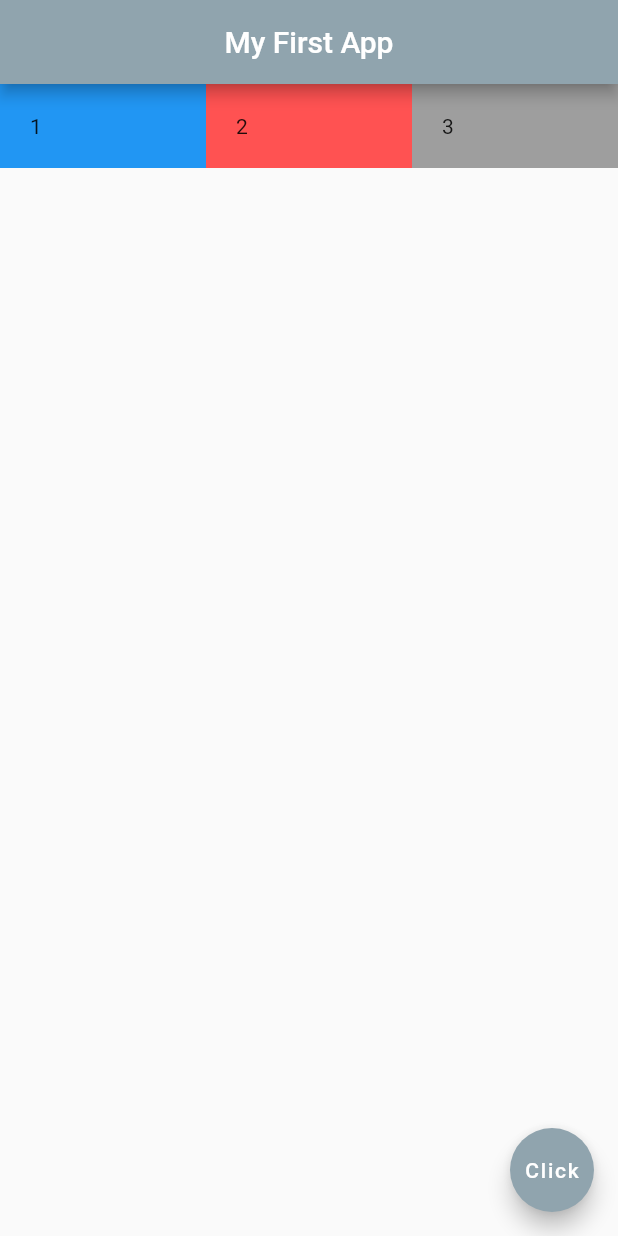
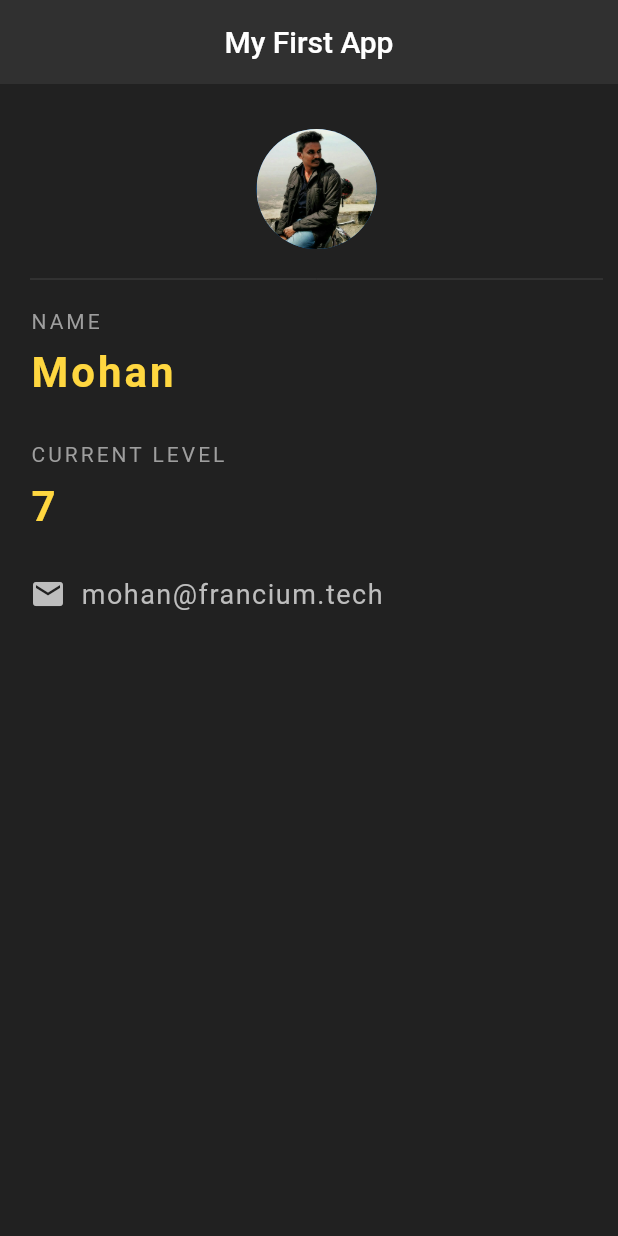
Before and after one commit to mohanhari/Date-And-TIme-App, a Flutter app: the screen it shows after launch, on a phone screen of 412 x 824 dp. Run offline on Flutter 3.47's test engine with Material 2 defaults, Android fonts, the phone set to English and light mode, and no system bars.

Commit message:
Initail use of all widgets and designed a static page

```diff
--- a/lib/main.dart
+++ b/lib/main.dart
@@ -9,40 +9,83 @@ class Home extends StatelessWidget {
   @override
   Widget build(BuildContext context) {
     return Scaffold(
+      backgroundColor: Colors.grey[900],
       appBar: AppBar(
         title: Text('My First App'),
         centerTitle: true,
-        backgroundColor: Colors.blueGrey[300],
+        backgroundColor: Colors.grey[850],
+        elevation: 0.0,
       ),
-      body: Row(
+      body: Padding(
+        padding: EdgeInsets.fromLTRB(20.0, 30.0, 10.0, 0.0),
+        child: Column(
+          crossAxisAlignment: CrossAxisAlignment.start,
           children: <Widget>[
-          Expanded(
-            child: Container(
-              child: Text('1'),
-              padding: EdgeInsets.all(20.0),
-              color: Colors.blue,
+            Center(
+              child: CircleAvatar(
+                backgroundImage: AssetImage('assets/image-1.jpeg'),
+                radius: 40.0,
               ),
             ),
-          Expanded(
-            child: Container(
-              child: Text('2'),
-              padding: EdgeInsets.all(20.0),
-              color: Colors.redAccent,
+            Divider(
+              height: 40.0,
+              color: Colors.grey[800],
+            ),
+            Text(
+              'NAME',
+              style: TextStyle(
+                color: Colors.grey,
+                letterSpacing: 2.0,
               ),
             ),
-          Expanded(
-            child: Container(
-              child: Text('3'),
-              padding: EdgeInsets.all(20.0),
-              color: Colors.grey,
+            SizedBox(height: 10.0),
+            Text(
+              'Mohan',
+              style: TextStyle(
+                color: Colors.amberAccent,
+                letterSpacing: 2.0,
+                fontSize: 28.0,
+                fontWeight: FontWeight.bold,
               ),
             ),
+            SizedBox(height: 30.0),
+            Text(
+              'CURRENT LEVEL',
+              style: TextStyle(
+                color: Colors.grey,
+                letterSpacing: 2.0,
+              ),
+            ),
+            SizedBox(height: 10.0),
+            Text(
+              '7',
+              style: TextStyle(
+                color: Colors.amberAccent,
+                letterSpacing: 2.0,
+                fontSize: 28.0,
+                fontWeight: FontWeight.bold,
+              ),
+            ),
+            SizedBox(height: 30.0),
+            Row(
+              children: <Widget>[
+                Icon(
+                  Icons.email,
+                  color: Colors.grey[400],
+                ),
+                SizedBox(width: 10.0),
+                Text(
+                  'mohan@francium.tech',
+                  style: TextStyle(
+                    color: Colors.grey[400],
+                    fontSize: 18.0,
+                    letterSpacing: 1.0,
+                  ),
+                )
+              ],
+            )
           ],
         ),
-      floatingActionButton: FloatingActionButton(
-        onPressed: () {},
-        child: Text('Click'),
-        backgroundColor: Colors.blueGrey[300],
       ),
     );
   }
```
Also changed, not shown: assets/image-1.jpeg (added), 2 other files. Lines whose indentation alone changed are shown as unchanged.
